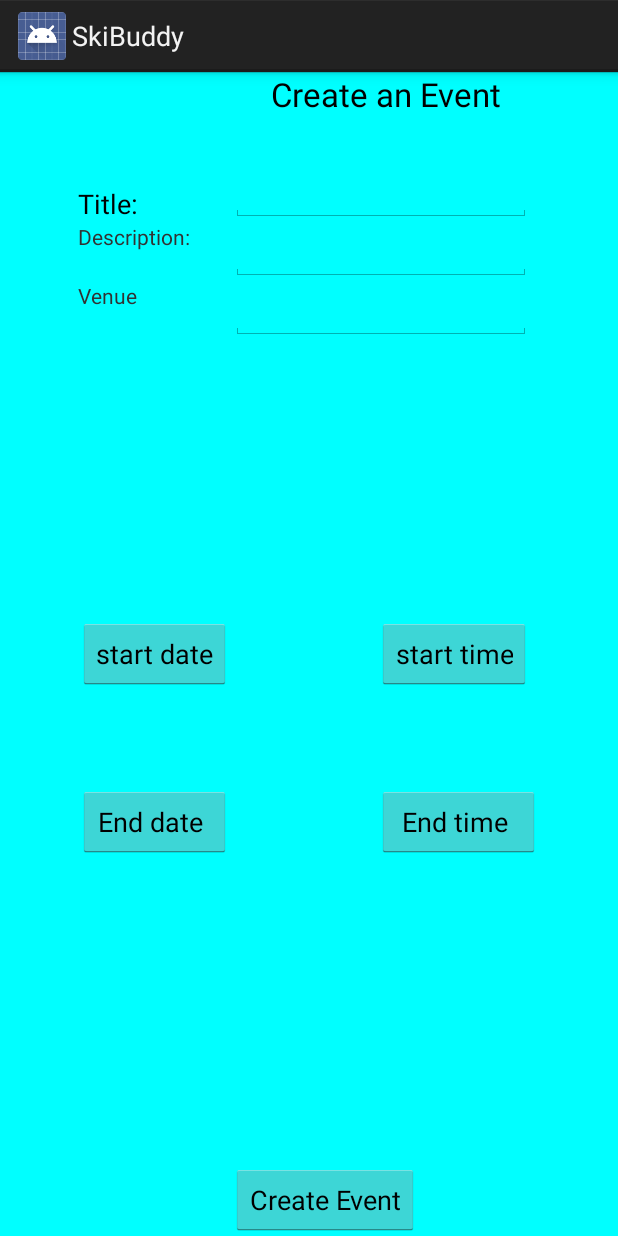
After one commit to anusharavikumar/Team08, an Android app: the fragment CreateEvent shown on its own in the app's theme, on a phone screen of 412 x 824 dp. The commit adds this screen. Run offline under Robolectric (Android 15) with nearby library versions, the phone set to English and light mode, and no system bars.

Commit message:
Rough implementation of Create and List Event

```diff
--- /dev/null
+++ b/SkiBuddy/app/src/main/java/com/cmpe277/skibuddy/CreateEvent.java
@@ -0,0 +1,124 @@
+package com.cmpe277.skibuddy;
+
+/**
+ * Created by goudamy on 10/3/2015.
+ */
+
+import android.graphics.Color;
+import android.os.Bundle;
+import android.support.v4.app.Fragment;
+import android.view.LayoutInflater;
+import android.view.View;
+import android.view.ViewGroup;
+import android.widget.EditText;
+import android.widget.TextView;
+import android.widget.Toast;
+
+public class CreateEvent extends Fragment {
+    @Override
+    public View onCreateView(LayoutInflater inflater, ViewGroup container,
+                             Bundle savedInstanceState) {
+
+        final View playlist = inflater.inflate(R.layout.eventcreate, container, false);
+        playlist.setBackgroundColor(Color.CYAN);
+
+       View button = playlist.findViewById(R.id.button);
+        button.setOnClickListener(
+                new View.OnClickListener() {
+                    @Override
+                    public void onClick(View v) {
+                        setDate(v);
+                    }
+                }
+        );
+       View button1 = playlist.findViewById(R.id.button1);
+        button1.setOnClickListener(
+                new View.OnClickListener() {
+                    @Override
+                    public void onClick(View v) {
+                        setTime(v);
+                    }
+                }
+        );
+
+       View button2 = playlist.findViewById(R.id.button3);
+        button2.setOnClickListener(
+                new View.OnClickListener() {
+                    @Override
+                    public void onClick(View v) {
+                        setEndDate(v);
+                    }
+                }
+        );
+  View button3 =playlist.findViewById(R.id.button4);
+        button3.setOnClickListener(
+                new View.OnClickListener() {
+                    @Override
+                    public void onClick(View v) {
+                        setEndTime(v);
+                    }
+                }
+        );
+        View button5 =playlist.findViewById(R.id.button5);
+        button5.setOnClickListener(
+                new View.OnClickListener() {
+                    @Override
+                    public void onClick(View v) {
+                        EditText venue_text = (EditText) playlist.findViewById(R.id.editText);
+                        String venue = venue_text.getText().toString();
+                        EditText title_text = (EditText) playlist.findViewById(R.id.title);
+                        String title = venue_text.getText().toString();
+                        EditText desc_text = (EditText) playlist.findViewById(R.id.editText2);
+                        String desc = desc_text.getText().toString();
+                        TextView text = (TextView) playlist.findViewById(R.id.textView8);
+                        String input = text.getText().toString();
+                        TextView text1 = (TextView) playlist.findViewById(R.id.textView5);
+                        String input1 = text1.getText().toString();
+                        TextView text2 = (TextView) playlist.findViewById(R.id.textView6);
+                        String input2 = text2.getText().toString();
+                        TextView text3 = (TextView) playlist.findViewById(R.id.textView7);
+                        String input3 = text3.getText().toString();
+                        Toast.makeText(getContext(), input + "-" + input1 + "-" + input2 + "-" + input3+"-"+desc+"-"+venue+"-"+title, Toast.LENGTH_LONG).show();
+                        // TO DO: add the values to the database
+                    }
+                }
+        );
+        return playlist;
+    }
+
+
+
+
+
+    public void setDate(View view){
+
+        DateHandler pickerDialogs=new DateHandler();
+        pickerDialogs.show(getActivity().getFragmentManager(), "date_picker");
+    }
+    public void setEndDate(View view){
+        DateSetting pickerDialogs2 = new DateSetting();
+
+        pickerDialogs2.show(getActivity().getFragmentManager(), "date_picker1");
+    }
+    // Context context;
+    public void setTime(View view){
+
+        TimeHandler pickerDialogs1=new TimeHandler();
+
+        pickerDialogs1.show(getActivity().getFragmentManager(), "time_picker");
+
+
+    }
+    public void setEndTime(View view){
+
+        TimeSetting pickerDialogs1=new TimeSetting();
+
+        pickerDialogs1.show(getActivity().getFragmentManager(), "time_picker1");
+
+
+    }
+
+
+
+
+}
--- a/SkiBuddy/app/src/main/java/com/cmpe277/skibuddy/TabPage.java
+++ b/SkiBuddy/app/src/main/java/com/cmpe277/skibuddy/TabPage.java
@@ -19,10 +19,10 @@ public class TabPage extends FragmentStatePagerAdapter {
         Fragment f = null;
         if(i == 0) {
 
-          //  f = new CreateEvent();
+            f = new CreateEvent();
         }
            else if(i ==1){
-          //  f = new ListEvent();
+           f = new ListEvent();
 
         }
         return f;
--- /dev/null
+++ b/SkiBuddy/app/src/main/res/layout/eventcreate.xml
@@ -0,0 +1,151 @@
+<?xml version="1.0" encoding="utf-8"?>
+<RelativeLayout xmlns:android="http://schemas.android.com/apk/res/android"
+    android:layout_width="match_parent"
+    android:layout_height="match_parent"
+    android:gravity="center"
+    android:orientation="vertical" >
+
+    <Button
+        android:layout_width="wrap_content"
+        android:layout_height="wrap_content"
+        android:text="start date"
+        android:id="@+id/button"
+        android:layout_centerVertical="true"
+        android:layout_alignParentStart="true" />
+
+    <Button
+        android:layout_width="wrap_content"
+        android:layout_height="wrap_content"
+        android:text="start time"
+        android:id="@+id/button1"
+        android:layout_marginLeft="97dp"
+        android:layout_alignTop="@+id/button"
+        android:layout_toEndOf="@+id/button"
+        android:layout_marginStart="87dp" />
+    <Button
+        android:layout_width="wrap_content"
+        android:layout_height="wrap_content"
+        android:text=" End date  "
+        android:id="@+id/button3"
+
+        android:layout_below="@+id/button"
+        android:layout_alignEnd="@+id/button"
+        android:layout_marginTop="64dp" />
+
+    <Button
+        android:layout_width="wrap_content"
+        android:layout_height="wrap_content"
+        android:text=" End time  "
+        android:id="@+id/button4"
+
+        android:layout_marginLeft="97dp"
+        android:layout_alignTop="@+id/button3"
+        android:layout_toEndOf="@+id/button3"
+        android:layout_marginStart="87dp" />
+
+    <EditText
+        android:layout_width="wrap_content"
+        android:layout_height="wrap_content"
+        android:id="@+id/editText"
+        android:layout_marginTop="100dp"
+        android:layout_alignEnd="@+id/button1"
+        android:layout_alignParentTop="true"
+        android:layout_toEndOf="@+id/textView" />
+
+    <TextView
+        android:layout_width="wrap_content"
+        android:layout_height="wrap_content"
+        android:text="Description:"
+        android:id="@+id/textView"
+        android:layout_alignParentStart="true"
+
+        android:layout_alignTop="@+id/editText"
+        android:layout_toStartOf="@+id/button1"
+        android:layout_alignBottom="@+id/editText" />
+
+    <TextView
+        android:layout_width="wrap_content"
+        android:layout_height="wrap_content"
+        android:text="Venue"
+        android:id="@+id/textView2"
+        android:layout_alignParentStart="true"
+        android:layout_below="@+id/textView"
+        android:layout_alignEnd="@+id/textView" />
+
+    <EditText
+        android:layout_width="wrap_content"
+        android:layout_height="wrap_content"
+        android:id="@+id/editText2"
+        android:layout_below="@+id/editText"
+        android:layout_alignEnd="@+id/editText"
+        android:layout_toEndOf="@+id/textView" />
+
+    <Button
+        android:layout_width="wrap_content"
+        android:layout_height="wrap_content"
+        android:text="Create Event"
+        android:id="@+id/button5"
+        android:layout_alignParentBottom="true"
+        android:layout_toEndOf="@+id/button3" />
+
+    <TextView
+        android:layout_width="wrap_content"
+        android:layout_height="wrap_content"
+        android:textAppearance="?android:attr/textAppearanceLarge"
+        android:text="Create an Event"
+        android:id="@+id/textView3"
+        android:layout_alignParentTop="true"
+        android:layout_centerHorizontal="true" />
+
+    <TextView
+        android:layout_width="wrap_content"
+        android:layout_height="wrap_content"
+        android:text=""
+        android:visibility = "invisible"
+        android:id="@+id/textView8"
+        android:layout_below="@+id/button1"
+        android:layout_alignStart="@+id/button1" />
+
+    <TextView
+        android:layout_width="wrap_content"
+        android:layout_height="wrap_content"
+        android:text=""
+        android:visibility = "invisible"
+        android:id="@+id/textView5"
+        android:layout_below="@+id/button1"
+        android:layout_alignStart="@+id/button1" />
+    <TextView
+        android:layout_width="wrap_content"
+        android:layout_height="wrap_content"
+        android:text=""
+        android:visibility = "invisible"
+        android:id="@+id/textView6"
+        android:layout_below="@+id/button1"
+        android:layout_alignStart="@+id/button1" />
+    <TextView
+        android:layout_width="wrap_content"
+        android:layout_height="wrap_content"
+        android:text=""
+        android:visibility = "invisible"
+        android:id="@+id/textView7"
+        android:layout_below="@+id/button1"
+        android:layout_alignStart="@+id/button1" />
+
+    <EditText
+        android:layout_width="wrap_content"
+        android:layout_height="wrap_content"
+        android:id="@+id/title"
+        android:layout_above="@+id/textView"
+        android:layout_alignEnd="@+id/editText"
+        android:layout_alignStart="@+id/editText" />
+
+    <TextView
+        android:layout_width="wrap_content"
+        android:layout_height="wrap_content"
+        android:textAppearance="?android:attr/textAppearanceMedium"
+        android:text="Title:"
+        android:id="@+id/textView9"
+        android:layout_alignBottom="@+id/title"
+        android:layout_alignStart="@+id/textView" />
+
+</RelativeLayout>
```
Also changed, not shown: SkiBuddy/app/src/main/java/com/cmpe277/skibuddy/DateHandler.java (added, +38 -0 lines), SkiBuddy/app/src/main/java/com/cmpe277/skibuddy/DateSetting.java (added, +38 -0 lines), SkiBuddy/app/src/main/java/com/cmpe277/skibuddy/ListEvent.java (added, +138 -0 lines), SkiBuddy/app/src/main/java/com/cmpe277/skibuddy/TimeHandler.java (added, +61 -0 lines), SkiBuddy/app/src/main/java/com/cmpe277/skibuddy/TimeSetting.java (added, +61 -0 lines), SkiBuddy/app/src/main/res/layout/rowtemplate.xml (added, +119 -0 lines), SkiBuddy/app/src/main/res/layout/search_results.xml (added, +15 -0 lines).
